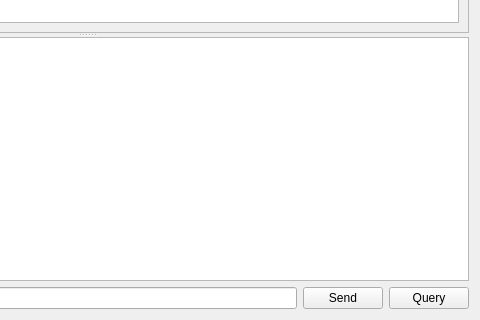
Before: the Qt Designer form resource-viewer.ui in ZeraGmbH/zera-resource-viewer, drawn with Qt 5; both pictures show x 307 to 787 and y 282 to 602 of the 787 by 602 pixel window.
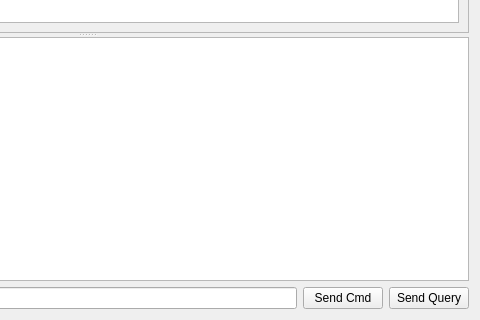
After: the same form once the commit is applied.

Commit message: Rename pbSend to pbSendCmd

```diff
--- a/resource-viewer.ui
+++ b/resource-viewer.ui
@@ -105,7 +105,7 @@
      <item>
       <widget class="QPushButton" name="pbSend">
        <property name="text">
-        <string>Send</string>
+        <string>Send Cmd</string>
        </property>
        <property name="shortcut">
         <string>Return</string>
@@ -115,7 +115,7 @@
      <item>
       <widget class="QPushButton" name="pbQuery">
        <property name="text">
-        <string>Query</string>
+        <string>Send Query</string>
        </property>
       </widget>
      </item>
```
Left out of the diff: 4 changed lines with no effect on the pictures. The commit also changes 1 other file.
